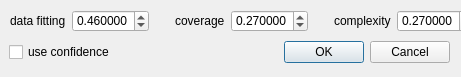
Qt form qCC/ui_templates/bdrPolyFitDlg.ui (CloudCompare/CloudCompare) before a commit.
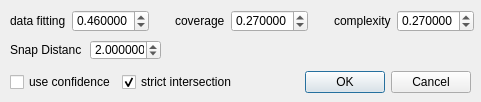
The same form after that commit.

Commit message: strict intersection

The edit to the form file:
```diff
--- a/qCC/ui_templates/bdrPolyFitDlg.ui
+++ b/qCC/ui_templates/bdrPolyFitDlg.ui
@@ -6,8 +6,8 @@
    <rect>
     <x>0</x>
     <y>0</y>
-    <width>461</width>
-    <height>77</height>
+    <width>481</width>
+    <height>102</height>
    </rect>
   </property>
   <property name="windowTitle">
@@ -120,9 +120,9 @@
   <widget class="QWidget" name="layoutWidget_2">
    <property name="geometry">
     <rect>
-     <x>9</x>
-     <y>40</y>
-     <width>441</width>
+     <x>10</x>
+     <y>70</y>
+     <width>461</width>
      <height>25</height>
     </rect>
    </property>
@@ -134,6 +134,16 @@
       </property>
      </widget>
     </item>
+    <item>
+     <widget class="QCheckBox" name="PolyfitcheckBox2">
+      <property name="text">
+       <string notr="true">strict intersection</string>
+      </property>
+      <property name="checked">
+       <bool>true</bool>
+      </property>
+     </widget>
+    </item>
     <item>
      <spacer name="horizontalSpacer_2">
       <property name="orientation">
@@ -159,6 +169,50 @@
     </item>
    </layout>
   </widget>
+  <widget class="QDoubleSpinBox" name="PolyfitSnapSpinBox">
+   <property name="geometry">
+    <rect>
+     <x>90</x>
+     <y>40</y>
+     <width>71</width>
+     <height>20</height>
+    </rect>
+   </property>
+   <property name="toolTip">
+    <string>merge distance threshold for two planes (related to angle)</string>
+   </property>
+   <property name="wrapping">
+    <bool>false</bool>
+   </property>
+   <property name="prefix">
+    <string notr="true"/>
+   </property>
+   <property name="decimals">
+    <number>6</number>
+   </property>
+   <property name="maximum">
+    <double>1000000000.000000000000000</double>
+   </property>
+   <property name="singleStep">
+    <double>0.010000000000000</double>
+   </property>
+   <property name="value">
+    <double>2.000000000000000</double>
+   </property>
+  </widget>
+  <widget class="QLabel" name="label1_3">
+   <property name="geometry">
+    <rect>
+     <x>10</x>
+     <y>40</y>
+     <width>71</width>
+     <height>20</height>
+    </rect>
+   </property>
+   <property name="text">
+    <string>Snap Distance</string>
+   </property>
+  </widget>
  </widget>
  <resources/>
  <connections>
```
The commit also changes 3 other files.
